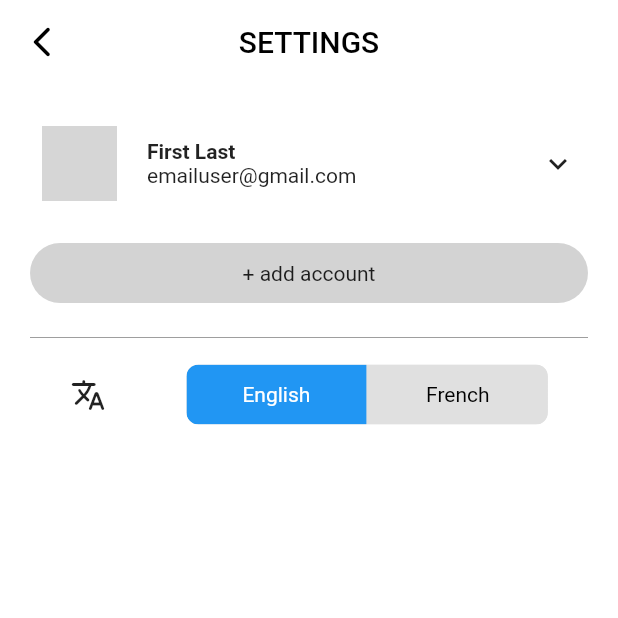
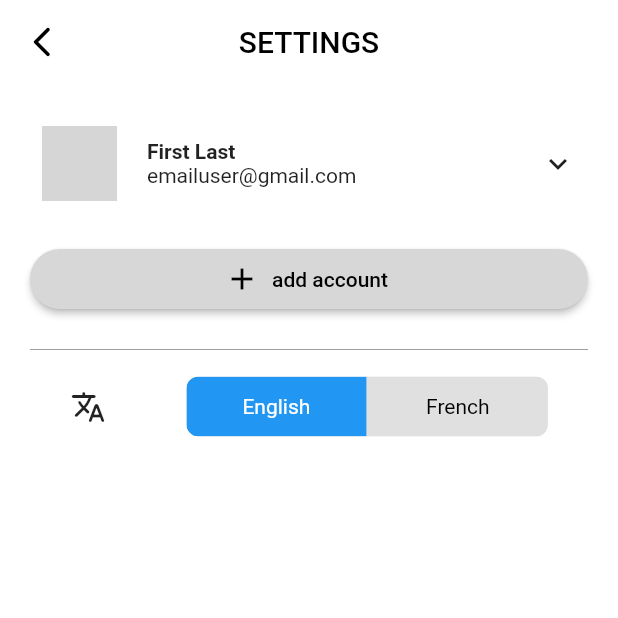
Before and after one commit to UBC-CIC/InvasivePlants, a Flutter app: the SettingsPage screen opened by its route, on a phone screen of 412 x 824 dp, the top half of it. Run offline on Flutter 3.47's test engine with Material 2 defaults, Android fonts, the phone set to English and light mode, and no system bars; drawn by our look-alikes of toggle_switch; our stand-ins replace camera, image_picker; grey boxes are pictures that could not be loaded.

Commit message:
update add account button

```diff
--- a/flutter_app/lib/settings_page.dart
+++ b/flutter_app/lib/settings_page.dart
@@ -58,14 +58,19 @@ class _SettingsPageState extends State<SettingsPage> {
               ),
             ),
             const SizedBox(height: 20),
-            Container(
-              height: 40,
-              decoration: BoxDecoration(
-                borderRadius: BorderRadius.circular(20),
-                color: const Color.fromARGB(255, 211, 211, 211),
-              ),
-              child: const Center(
-                child: Text('+ add account'),
+            ElevatedButton.icon(
+              onPressed: () {},
+              icon: const Icon(Icons.add, color: Colors.black),
+              label: const Text('add account',
+                  style: TextStyle(color: Colors.black)),
+              style: ElevatedButton.styleFrom(
+                foregroundColor: Colors.black,
+                backgroundColor: const Color.fromARGB(255, 215, 215, 215),
+                minimumSize: const Size(double.infinity, 40),
+                shape: RoundedRectangleBorder(
+                  borderRadius: BorderRadius.circular(
+                      20.0), // Adjust the value for roundness
+                ), // Takes up whole width
               ),
             ),
             const SizedBox(height: 15),
```
